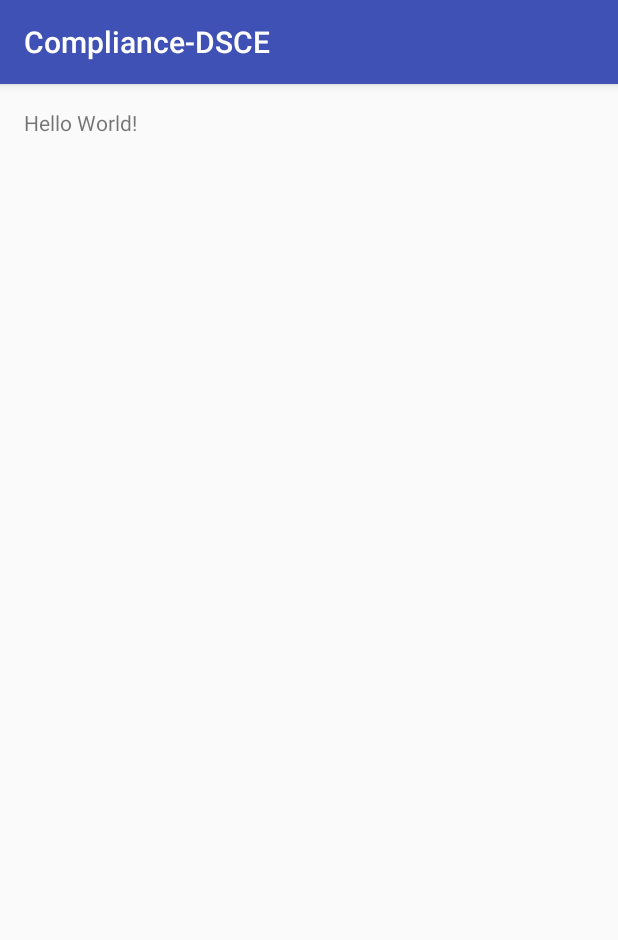
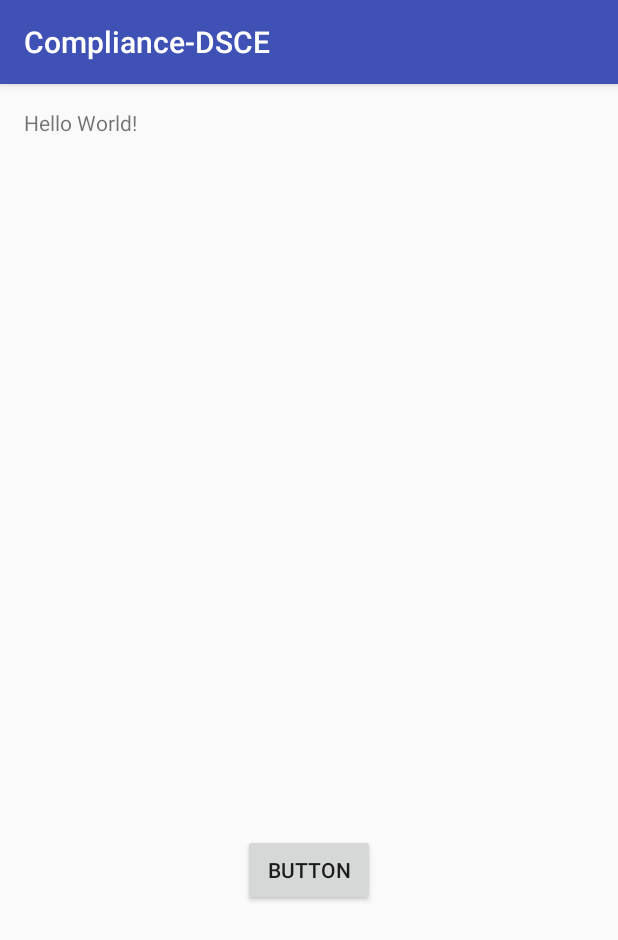
Before and after one commit to sreevishnu211/Compliance-DSCE2, an Android app: the screen it shows after launch (MainActivity), on a phone screen of 412 x 824 dp. Shown: the top 940 px of the screen. Run offline under Robolectric (Android 15) with nearby library versions, the phone set to English and light mode, and no system bars.

Commit message:
Trying Git commit, added button on the MainActivity

```diff
--- a/app/src/main/res/layout/activity_main.xml
+++ b/app/src/main/res/layout/activity_main.xml
@@ -14,4 +14,13 @@
         android:layout_width="wrap_content"
         android:layout_height="wrap_content"
         android:text="Hello World!" />
+
+    <Button
+        android:text="Button"
+        android:layout_width="wrap_content"
+        android:layout_height="wrap_content"
+        android:layout_alignParentBottom="true"
+        android:layout_centerHorizontal="true"
+        android:layout_marginBottom="204dp"
+        android:id="@+id/button" />
 </RelativeLayout>
```
